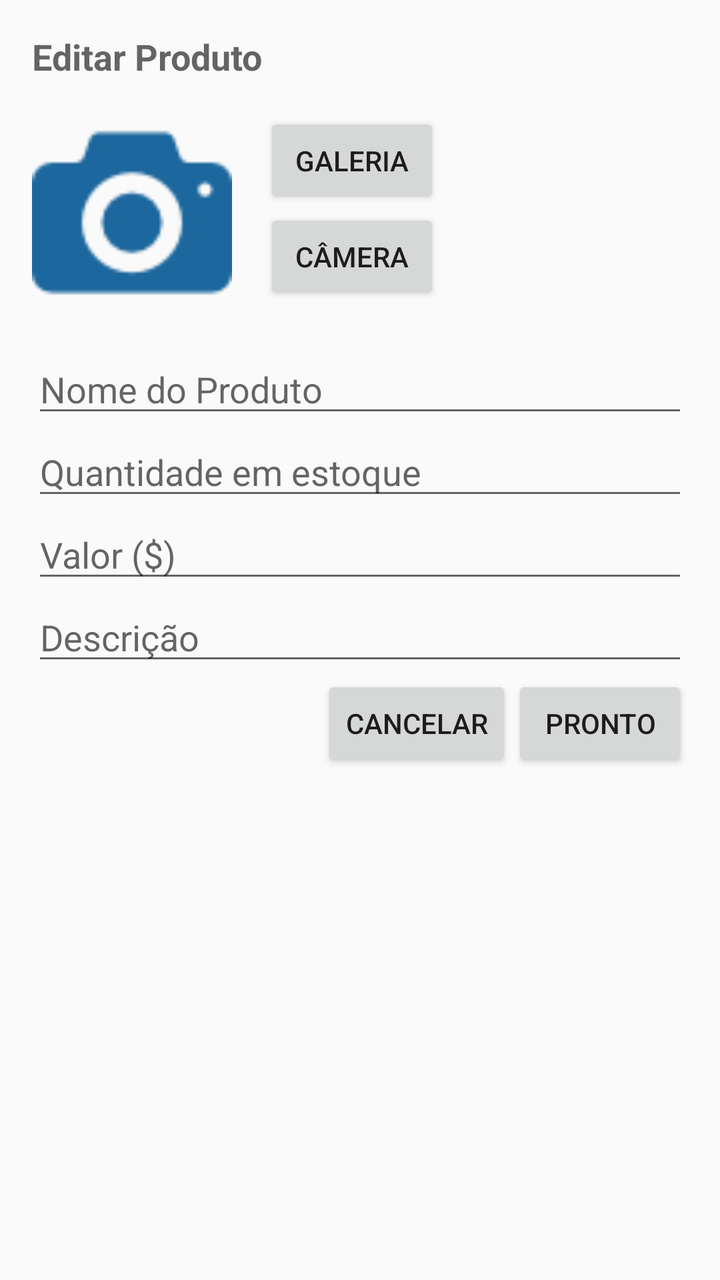
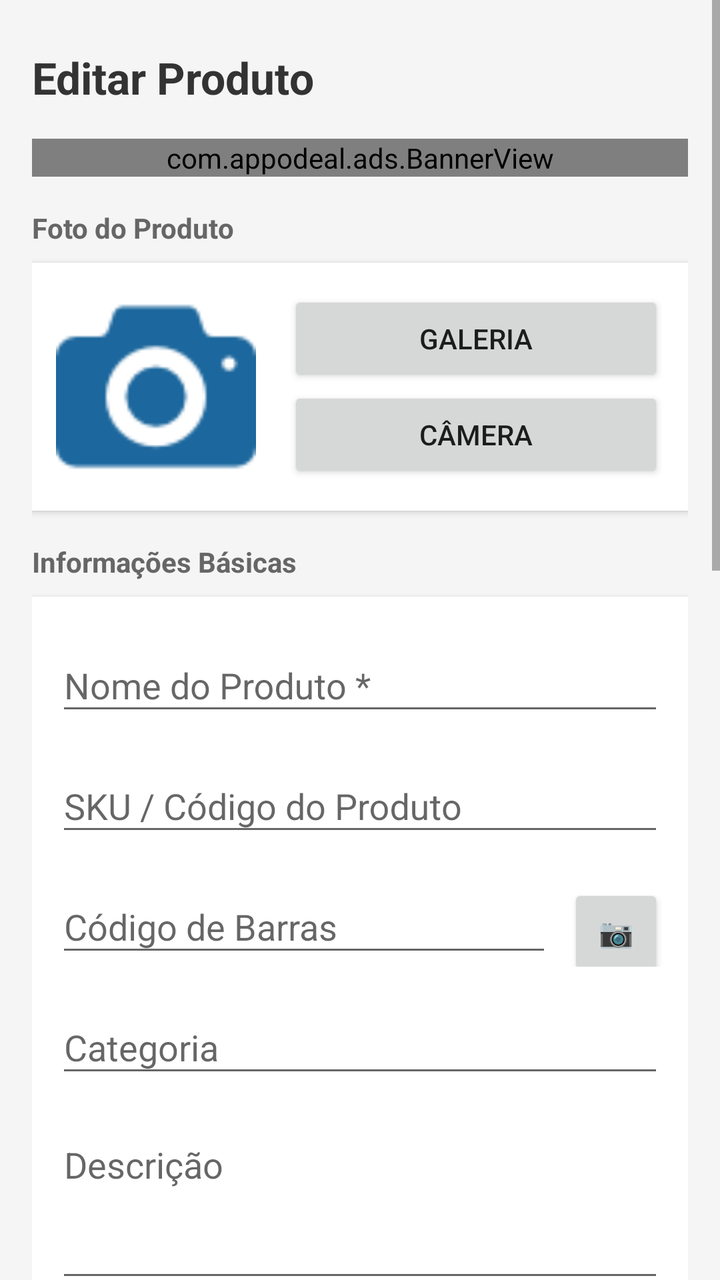

An Android layout rendered at two revisions. The XML below is the earlier revision; the diff shows what the commit changed to produce the second picture.
<!-- AndroidManifest.xml: application theme CustomActionBarTheme -->
<!-- res/layout/activity_edit.xml -->
<?xml version="1.0" encoding="utf-8"?>
<ScrollView xmlns:android="http://schemas.android.com/apk/res/android"
    xmlns:tools="http://schemas.android.com/tools"
    android:layout_width="match_parent"
    android:layout_height="match_parent"
    android:paddingLeft="@dimen/activity_horizontal_margin"
    tools:context="br.com.gameloop.estoquesimples.EditActivity">

    <RelativeLayout
        android:layout_width="fill_parent"
        android:layout_height="fill_parent" >

        <TextView
            android:layout_width="wrap_content"
            android:layout_height="wrap_content"
            android:textAppearance="?android:attr/textAppearanceMedium"
            android:text="Editar Produto"
            android:id="@+id/editTitle"
            android:textStyle="bold"
            android:layout_alignParentTop="true"
            android:layout_alignParentLeft="true"
            android:layout_alignParentStart="true"
            android:layout_marginTop="16dp" />

        <EditText
            android:layout_width="wrap_content"
            android:layout_height="wrap_content"
            android:inputType="textPersonName"
            android:ems="10"
            android:id="@+id/editName"
            android:hint="Nome do Produto"
            android:layout_below="@+id/editPhoto"
            android:layout_alignParentLeft="true"
            android:layout_alignParentStart="true"
            android:layout_marginTop="16dp"
            android:layout_alignParentRight="true"
            android:layout_marginRight="@dimen/activity_horizontal_margin"
            android:layout_alignParentEnd="true" />

        <EditText
            android:layout_width="wrap_content"
            android:layout_height="wrap_content"
            android:inputType="number"
            android:ems="10"
            android:id="@+id/editAmount"
            android:layout_below="@+id/editName"
            android:layout_alignParentLeft="true"
            android:layout_alignParentStart="true"
            android:layout_alignRight="@+id/editName"
            android:layout_alignEnd="@+id/editName"
            android:hint="Quantidade em estoque" />

        <EditText
            android:layout_width="wrap_content"
            android:layout_height="wrap_content"
            android:inputType="numberDecimal|numberSigned"
            android:ems="10"
            android:id="@+id/editValue"
            android:layout_below="@+id/editAmount"
            android:layout_alignParentLeft="true"
            android:layout_alignParentStart="true"
            android:layout_alignRight="@+id/editName"
            android:digits="0123456789.,$"
            android:hint="Valor ($)" />

        <EditText
            android:layout_width="wrap_content"
            android:layout_height="wrap_content"
            android:inputType="textMultiLine"
            android:ems="10"
            android:id="@+id/editDescription"
            android:layout_below="@+id/editValue"
            android:layout_alignParentLeft="true"
            android:layout_alignParentStart="true"
            android:layout_alignRight="@+id/editValue"
            android:layout_alignEnd="@+id/editValue"
            android:hint="Descrição" />

        <ImageButton
            android:layout_width="100dp"
            android:layout_height="100dp"
            android:id="@+id/editPhoto"
            android:src="@drawable/camera_icon"
            android:scaleType="fitXY"
            android:layout_below="@+id/editTitle"
            android:layout_alignParentLeft="true"
            android:layout_alignParentStart="true"
            android:layout_marginTop="16dp"
            android:background="#00ffffff" />

        <Button
            android:layout_width="wrap_content"
            android:layout_height="wrap_content"
            android:text="Galeria"
            android:id="@+id/editGallery"
            android:layout_alignTop="@+id/editPhoto"
            android:layout_toRightOf="@+id/editPhoto"
            android:layout_toEndOf="@+id/editPhoto"
            android:onClick="editTakeGalleryPhoto"
            android:layout_marginLeft="16dp" />

        <Button
            android:layout_width="wrap_content"
            android:layout_height="wrap_content"
            android:text="Câmera"
            android:id="@+id/editCamera"
            android:layout_below="@+id/editGallery"
            android:layout_alignLeft="@+id/editGallery"
            android:layout_alignStart="@+id/editGallery"
            android:onClick="editTakeCameraPhoto" />

        <Button
            android:layout_width="wrap_content"
            android:layout_height="wrap_content"
            android:text="Pronto"
            android:id="@+id/editReady"
            android:onClick="editProduct"
            android:layout_alignParentBottom="true"
            android:layout_alignRight="@+id/editDescription"
            android:layout_alignEnd="@+id/editDescription" />

        <Button
            android:layout_width="wrap_content"
            android:layout_height="wrap_content"
            android:text="Cancelar"
            android:id="@+id/editCancel"
            android:layout_alignParentBottom="true"
            android:layout_toLeftOf="@+id/editReady"
            android:layout_toStartOf="@+id/editReady"
            android:layout_below="@id/editDescription"
            android:onClick="cancelEdit" />

    </RelativeLayout>

</ScrollView>
<!-- resources referenced by this layout -->
<resources>
  <dimen name="activity_horizontal_margin">16dp</dimen>
  <!-- drawable camera_icon: png bitmap (drawable, 1384 bytes) -->
  <style name="CustomActionBarTheme" parent="@style/Theme.AppCompat.Light.DarkActionBar">
          <item name="android:actionBarStyle">@style/MyActionBar</item>
          <item name="actionBarStyle">@style/MyActionBar</item>
          <item name="colorPrimary">@color/colorPrimary</item>
          <item name="colorPrimaryDark">@color/colorPrimaryDark</item>
          <item name="colorAccent">@color/colorAccent</item>
      </style>
  <style name="MyActionBar" parent="@style/Widget.AppCompat.Light.ActionBar.Solid.Inverse">
          <item name="android:background">@color/colorActionBar</item>
          <item name="background">@color/colorActionBar</item>
      </style>
  <color name="colorPrimary">#3F51B5</color>
  <color name="colorPrimaryDark">#303F9F</color>
  <color name="colorAccent">#225aa9</color>
  <color name="colorActionBar">#ff1c679d</color>
</resources>

<!-- the commit's change to res/layout/activity_edit.xml (unified diff, before → after) -->
@@ -3,133 +3,410 @@
     xmlns:tools="http://schemas.android.com/tools"
     android:layout_width="match_parent"
     android:layout_height="match_parent"
-    android:paddingLeft="@dimen/activity_horizontal_margin"
+    android:fitsSystemWindows="true"
+    android:background="#F5F5F5"
     tools:context="br.com.gameloop.estoquesimples.EditActivity">
 
-    <RelativeLayout
-        android:layout_width="fill_parent"
-        android:layout_height="fill_parent" >
-
-        <TextView
-            android:layout_width="wrap_content"
-            android:layout_height="wrap_content"
-            android:textAppearance="?android:attr/textAppearanceMedium"
+    <LinearLayout
+        android:layout_width="match_parent"
+        android:layout_height="wrap_content"
+        android:orientation="vertical"
+        android:paddingLeft="@dimen/activity_horizontal_margin"
+        android:paddingRight="@dimen/activity_horizontal_margin"
+        android:paddingTop="@dimen/activity_vertical_margin"
+        android:paddingBottom="@dimen/activity_vertical_margin">
+
+        
+        <TextView
+            android:layout_width="wrap_content"
+            android:layout_height="wrap_content"
+            android:textAppearance="?android:attr/textAppearanceLarge"
             android:text="Editar Produto"
             android:id="@+id/editTitle"
             android:textStyle="bold"
-            android:layout_alignParentTop="true"
-            android:layout_alignParentLeft="true"
-            android:layout_alignParentStart="true"
-            android:layout_marginTop="16dp" />
-
-        <EditText
-            android:layout_width="wrap_content"
-            android:layout_height="wrap_content"
-            android:inputType="textPersonName"
-            android:ems="10"
-            android:id="@+id/editName"
-            android:hint="Nome do Produto"
-            android:layout_below="@+id/editPhoto"
-            android:layout_alignParentLeft="true"
-            android:layout_alignParentStart="true"
-            android:layout_marginTop="16dp"
-            android:layout_alignParentRight="true"
-            android:layout_marginRight="@dimen/activity_horizontal_margin"
-            android:layout_alignParentEnd="true" />
-
-        <EditText
-            android:layout_width="wrap_content"
-            android:layout_height="wrap_content"
-            android:inputType="number"
-            android:ems="10"
-            android:id="@+id/editAmount"
-            android:layout_below="@+id/editName"
-            android:layout_alignParentLeft="true"
-            android:layout_alignParentStart="true"
-            android:layout_alignRight="@+id/editName"
-            android:layout_alignEnd="@+id/editName"
-            android:hint="Quantidade em estoque" />
-
-        <EditText
-            android:layout_width="wrap_content"
-            android:layout_height="wrap_content"
-            android:inputType="numberDecimal|numberSigned"
-            android:ems="10"
-            android:id="@+id/editValue"
-            android:layout_below="@+id/editAmount"
-            android:layout_alignParentLeft="true"
-            android:layout_alignParentStart="true"
-            android:layout_alignRight="@+id/editName"
-            android:digits="0123456789.,$"
-            android:hint="Valor ($)" />
-
-        <EditText
-            android:layout_width="wrap_content"
-            android:layout_height="wrap_content"
-            android:inputType="textMultiLine"
-            android:ems="10"
-            android:id="@+id/editDescription"
-            android:layout_below="@+id/editValue"
-            android:layout_alignParentLeft="true"
-            android:layout_alignParentStart="true"
-            android:layout_alignRight="@+id/editValue"
-            android:layout_alignEnd="@+id/editValue"
-            android:hint="Descrição" />
-
-        <ImageButton
-            android:layout_width="100dp"
-            android:layout_height="100dp"
-            android:id="@+id/editPhoto"
-            android:src="@drawable/camera_icon"
-            android:scaleType="fitXY"
-            android:layout_below="@+id/editTitle"
-            android:layout_alignParentLeft="true"
-            android:layout_alignParentStart="true"
-            android:layout_marginTop="16dp"
-            android:background="#00ffffff" />
-
-        <Button
-            android:layout_width="wrap_content"
-            android:layout_height="wrap_content"
-            android:text="Galeria"
-            android:id="@+id/editGallery"
-            android:layout_alignTop="@+id/editPhoto"
-            android:layout_toRightOf="@+id/editPhoto"
-            android:layout_toEndOf="@+id/editPhoto"
-            android:onClick="editTakeGalleryPhoto"
-            android:layout_marginLeft="16dp" />
-
-        <Button
-            android:layout_width="wrap_content"
-            android:layout_height="wrap_content"
-            android:text="Câmera"
-            android:id="@+id/editCamera"
-            android:layout_below="@+id/editGallery"
-            android:layout_alignLeft="@+id/editGallery"
-            android:layout_alignStart="@+id/editGallery"
-            android:onClick="editTakeCameraPhoto" />
-
-        <Button
-            android:layout_width="wrap_content"
-            android:layout_height="wrap_content"
-            android:text="Pronto"
-            android:id="@+id/editReady"
-            android:onClick="editProduct"
-            android:layout_alignParentBottom="true"
-            android:layout_alignRight="@+id/editDescription"
-            android:layout_alignEnd="@+id/editDescription" />
-
-        <Button
-            android:layout_width="wrap_content"
-            android:layout_height="wrap_content"
-            android:text="Cancelar"
-            android:id="@+id/editCancel"
-            android:layout_alignParentBottom="true"
-            android:layout_toLeftOf="@+id/editReady"
-            android:layout_toStartOf="@+id/editReady"
-            android:layout_below="@id/editDescription"
-            android:onClick="cancelEdit" />
-
-    </RelativeLayout>
+            android:textColor="#333333"
+            android:layout_marginTop="8dp"
+            android:layout_marginBottom="16dp" />
+
+        
+        <FrameLayout
+            android:id="@+id/bannerContainer"
+            android:layout_width="match_parent"
+            android:layout_height="wrap_content"
+            android:layout_marginBottom="16dp"
+            android:visibility="visible">
+
+            <com.appodeal.ads.BannerView
+                android:id="@+id/appodealBannerView"
+                android:layout_width="match_parent"
+                android:layout_height="wrap_content"
+                android:layout_gravity="center" />
+
+        </FrameLayout>
+
+        
+        <TextView
+            android:layout_width="wrap_content"
+            android:layout_height="wrap_content"
+            android:text="Foto do Produto"
+            android:textStyle="bold"
+            android:textColor="#666666"
+            android:textSize="14sp"
+            android:layout_marginBottom="8dp" />
+
+        <LinearLayout
+            android:layout_width="match_parent"
+            android:layout_height="wrap_content"
+            android:orientation="horizontal"
+            android:background="#FFFFFF"
+            android:padding="12dp"
+            android:layout_marginBottom="16dp"
+            android:elevation="2dp">
+
+            <ImageButton
+                android:layout_width="100dp"
+                android:layout_height="100dp"
+                android:id="@+id/editPhoto"
+                android:src="@drawable/camera_icon"
+                android:scaleType="fitXY"
+                android:background="#00ffffff"
+                android:contentDescription="Foto do produto" />
+
+            <LinearLayout
+                android:layout_width="0dp"
+                android:layout_height="wrap_content"
+                android:layout_weight="1"
+                android:orientation="vertical"
+                android:layout_marginLeft="16dp"
+                android:gravity="center_vertical"
+                android:layout_gravity="center_vertical">
+
+                <Button
+                    android:layout_width="match_parent"
+                    android:layout_height="wrap_content"
+                    android:text="Galeria"
+                    android:id="@+id/editGallery"
+                    android:onClick="editTakeGalleryPhoto" />
+
+                <Button
+                    android:layout_width="match_parent"
+                    android:layout_height="wrap_content"
+                    android:text="Câmera"
+                    android:id="@+id/editCamera"
+                    android:onClick="editTakeCameraPhoto" />
+
+            </LinearLayout>
+
+        </LinearLayout>
+
+        
+        <TextView
+            android:layout_width="wrap_content"
+            android:layout_height="wrap_content"
+            android:text="Informações Básicas"
+            android:textStyle="bold"
+            android:textColor="#666666"
+            android:textSize="14sp"
+            android:layout_marginBottom="8dp" />
+
+        <LinearLayout
+            android:layout_width="match_parent"
+            android:layout_height="wrap_content"
+            android:orientation="vertical"
+            android:background="#FFFFFF"
+            android:padding="12dp"
+            android:layout_marginBottom="16dp"
+            android:elevation="2dp">
+
+            <com.google.android.material.textfield.TextInputLayout
+                android:layout_width="match_parent"
+                android:layout_height="wrap_content"
+                android:hint="Nome do Produto *">
+
+                <com.google.android.material.textfield.TextInputEditText
+                    android:layout_width="match_parent"
+                    android:layout_height="wrap_content"
+                    android:inputType="textPersonName"
+                    android:id="@+id/editName" />
+
+            </com.google.android.material.textfield.TextInputLayout>
+
+            <com.google.android.material.textfield.TextInputLayout
+                android:layout_width="match_parent"
+                android:layout_height="wrap_content"
+                android:hint="SKU / Código do Produto"
+                android:layout_marginTop="8dp">
+
+                <com.google.android.material.textfield.TextInputEditText
+                    android:layout_width="match_parent"
+                    android:layout_height="wrap_content"
+                    android:inputType="text"
+                    android:id="@+id/editSku" />
+
+            </com.google.android.material.textfield.TextInputLayout>
+
+            <LinearLayout
+                android:layout_width="match_parent"
+                android:layout_height="wrap_content"
+                android:orientation="horizontal"
+                android:layout_marginTop="8dp">
+
+                <com.google.android.material.textfield.TextInputLayout
+                    android:layout_width="0dp"
+                    android:layout_height="wrap_content"
+                    android:layout_weight="1"
+                    android:hint="Código de Barras">
+
+                    <com.google.android.material.textfield.TextInputEditText
+                        android:layout_width="match_parent"
+                        android:layout_height="wrap_content"
+                        android:inputType="number"
+                        android:id="@+id/editBarcode" />
+
+                </com.google.android.material.textfield.TextInputLayout>
+
+                <Button
+                    android:layout_width="wrap_content"
+                    android:layout_height="wrap_content"
+                    android:text="📷"
+                    android:id="@+id/editScanButton"
+                    android:onClick="scanBarcode"
+                    android:layout_marginLeft="8dp"
+                    android:minWidth="48dp" />
+
+            </LinearLayout>
+
+            <com.google.android.material.textfield.TextInputLayout
+                android:layout_width="match_parent"
+                android:layout_height="wrap_content"
+                android:hint="Categoria"
+                android:layout_marginTop="8dp">
+
+                <com.google.android.material.textfield.TextInputEditText
+                    android:layout_width="match_parent"
+                    android:layout_height="wrap_content"
+                    android:inputType="text"
+                    android:id="@+id/editCategory" />
+
+            </com.google.android.material.textfield.TextInputLayout>
+
+            <com.google.android.material.textfield.TextInputLayout
+                android:layout_width="match_parent"
+                android:layout_height="wrap_content"
+                android:hint="Descrição"
+                android:layout_marginTop="8dp">
+
+                <com.google.android.material.textfield.TextInputEditText
+                    android:layout_width="match_parent"
+                    android:layout_height="wrap_content"
+                    android:inputType="textMultiLine"
+                    android:minLines="3"
+                    android:maxLines="5"
+                    android:id="@+id/editDescription"
+                    android:gravity="top|start" />
+
+            </com.google.android.material.textfield.TextInputLayout>
+
+        </LinearLayout>
+
+        
+        <TextView
+            android:layout_width="wrap_content"
+            android:layout_height="wrap_content"
+            android:text="Estoque e Valores"
+            android:textStyle="bold"
+            android:textColor="#666666"
+            android:textSize="14sp"
+            android:layout_marginBottom="8dp" />
+
+        <LinearLayout
+            android:layout_width="match_parent"
+            android:layout_height="wrap_content"
+            android:orientation="vertical"
+            android:background="#FFFFFF"
+            android:padding="12dp"
+            android:layout_marginBottom="16dp"
+            android:elevation="2dp">
+
+            <LinearLayout
+                android:layout_width="match_parent"
+                android:layout_height="wrap_content"
+                android:orientation="horizontal">
+
+                <com.google.android.material.textfield.TextInputLayout
+                    android:layout_width="0dp"
+                    android:layout_height="wrap_content"
+                    android:layout_weight="1"
+                    android:hint="Quantidade *">
+
+                    <com.google.android.material.textfield.TextInputEditText
+                        android:layout_width="match_parent"
+                        android:layout_height="wrap_content"
+                        android:inputType="number"
+                        android:id="@+id/editAmount" />
+
+                </com.google.android.material.textfield.TextInputLayout>
+
+                <com.google.android.material.textfield.TextInputLayout
+                    android:layout_width="0dp"
+                    android:layout_height="wrap_content"
+                    android:layout_weight="1"
+                    android:hint="Unidade"
+                    android:layout_marginLeft="8dp">
+
+                    <com.google.android.material.textfield.TextInputEditText
+                        android:layout_width="match_parent"
+                        android:layout_height="wrap_content"
+                        android:inputType="text"
+                        android:id="@+id/editUnit" />
+
+                </com.google.android.material.textfield.TextInputLayout>
+
+            </LinearLayout>
+
+            <LinearLayout
+                android:layout_width="match_parent"
+                android:layout_height="wrap_content"
+                android:orientation="horizontal"
+                android:layout_marginTop="8dp">
+
+                <com.google.android.material.textfield.TextInputLayout
+                    android:layout_width="0dp"
+                    android:layout_height="wrap_content"
+                    android:layout_weight="1"
+                    android:hint="Valor ($) *">
+
+                    <com.google.android.material.textfield.TextInputEditText
+                        android:layout_width="match_parent"
+                        android:layout_height="wrap_content"
+                        android:inputType="numberDecimal|numberSigned"
+                        android:id="@+id/editValue"
+                        android:digits="0123456789.,$" />
+
+                </com.google.android.material.textfield.TextInputLayout>
+
+                <com.google.android.material.textfield.TextInputLayout
+                    android:layout_width="0dp"
+                    android:layout_height="wrap_content"
+                    android:layout_weight="1"
+                    android:hint="Estoque Mínimo"
+                    android:layout_marginLeft="8dp">
+
+                    <com.google.android.material.textfield.TextInputEditText
+                        android:layout_width="match_parent"
+                        android:layout_height="wrap_content"
+                        android:inputType="number"
+                        android:id="@+id/editMinStock" />
+
+                </com.google.android.material.textfield.TextInputLayout>
+
+            </LinearLayout>
+
+        </LinearLayout>
+
+        
+        <TextView
+            android:layout_width="wrap_content"
+            android:layout_height="wrap_content"
+            android:text="Informações Adicionais"
+            android:textStyle="bold"
+            android:textColor="#666666"
+            android:textSize="14sp"
+            android:layout_marginBottom="8dp" />
+
+        <LinearLayout
+            android:layout_width="match_parent"
+            android:layout_height="wrap_content"
+            android:orientation="vertical"
+            android:background="#FFFFFF"
+            android:padding="12dp"
+            android:layout_marginBottom="16dp"
+            android:elevation="2dp">
+
+            <com.google.android.material.textfield.TextInputLayout
+                android:layout_width="match_parent"
+                android:layout_height="wrap_content"
+                android:hint="Fornecedor">
+
+                <com.google.android.material.textfield.TextInputEditText
+                    android:layout_width="match_parent"
+                    android:layout_height="wrap_content"
+                    android:inputType="text"
+                    android:id="@+id/editSupplier" />
+
+            </com.google.android.material.textfield.TextInputLayout>
+
+            <com.google.android.material.textfield.TextInputLayout
+                android:layout_width="match_parent"
+                android:layout_height="wrap_content"
+                android:hint="Localização no Estoque"
+                android:layout_marginTop="8dp">
+
+                <com.google.android.material.textfield.TextInputEditText
+                    android:layout_width="match_parent"
+                    android:layout_height="wrap_content"
+                    android:inputType="text"
+                    android:id="@+id/editLocation" />
+
+            </com.google.android.material.textfield.TextInputLayout>
+
+        </LinearLayout>
+
+        
+        <TextView
+            android:layout_width="wrap_content"
+            android:layout_height="wrap_content"
+            android:text="* Campos obrigatórios"
+            android:textSize="12sp"
+            android:textColor="#999999"
+            android:layout_marginBottom="16dp"
+            android:layout_marginLeft="4dp" />
+
+        
+        <LinearLayout
+            android:layout_width="match_parent"
+            android:layout_height="wrap_content"
+            android:orientation="horizontal"
+            android:gravity="end"
+            android:layout_marginTop="8dp"
+            android:layout_marginBottom="16dp">
+
+            <Button
+                android:layout_width="wrap_content"
+                android:layout_height="wrap_content"
+                android:text="Cancelar"
+                android:id="@+id/editCancel"
+                android:onClick="cancelEdit"
+                style="?android:attr/buttonBarButtonStyle" />
+
+            <Button
+                android:layout_width="wrap_content"
+                android:layout_height="wrap_content"
+                android:text="Salvar Alterações"
+                android:id="@+id/editReady"
+                android:onClick="editProduct"
+                android:layout_marginLeft="8dp" />
+
+        </LinearLayout>
+
+        
+        <FrameLayout
+            android:id="@+id/mrecContainer"
+            android:layout_width="wrap_content"
+            android:layout_height="wrap_content"
+            android:layout_gravity="center"
+            android:visibility="visible">
+
+            <com.appodeal.ads.MrecView
+                android:id="@+id/appodealMrecView"
+                android:layout_width="300dp"
+                android:layout_height="250dp"
+                android:layout_gravity="center"
+                android:layout_marginTop="16dp"
+                android:layout_marginBottom="16dp" />
+
+        </FrameLayout>
+
+    </LinearLayout>
 
 </ScrollView>
<!-- resource entries referenced after the edit -->
@@ -1,6 +1,7 @@
 <!-- resources referenced by this layout -->
 <resources>
   <dimen name="activity_horizontal_margin">16dp</dimen>
+  <dimen name="activity_vertical_margin">16dp</dimen>
   <!-- drawable camera_icon: png bitmap (drawable, 1384 bytes) -->
   <style name="CustomActionBarTheme" parent="@style/Theme.AppCompat.Light.DarkActionBar">
           <item name="android:actionBarStyle">@style/MyActionBar</item>
@@ -8,6 +9,7 @@
           <item name="colorPrimary">@color/colorPrimary</item>
           <item name="colorPrimaryDark">@color/colorPrimaryDark</item>
           <item name="colorAccent">@color/colorAccent</item>
+          <item name="android:windowLightStatusBar">true</item>
       </style>
   <style name="MyActionBar" parent="@style/Widget.AppCompat.Light.ActionBar.Solid.Inverse">
           <item name="android:background">@color/colorActionBar</item>
